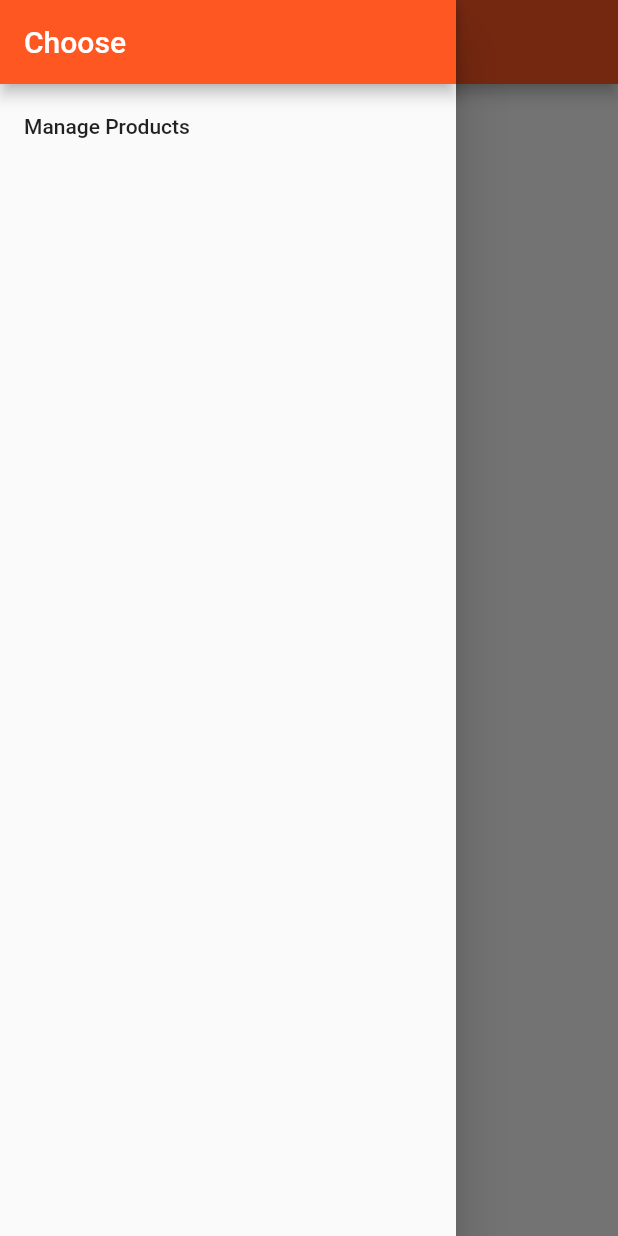
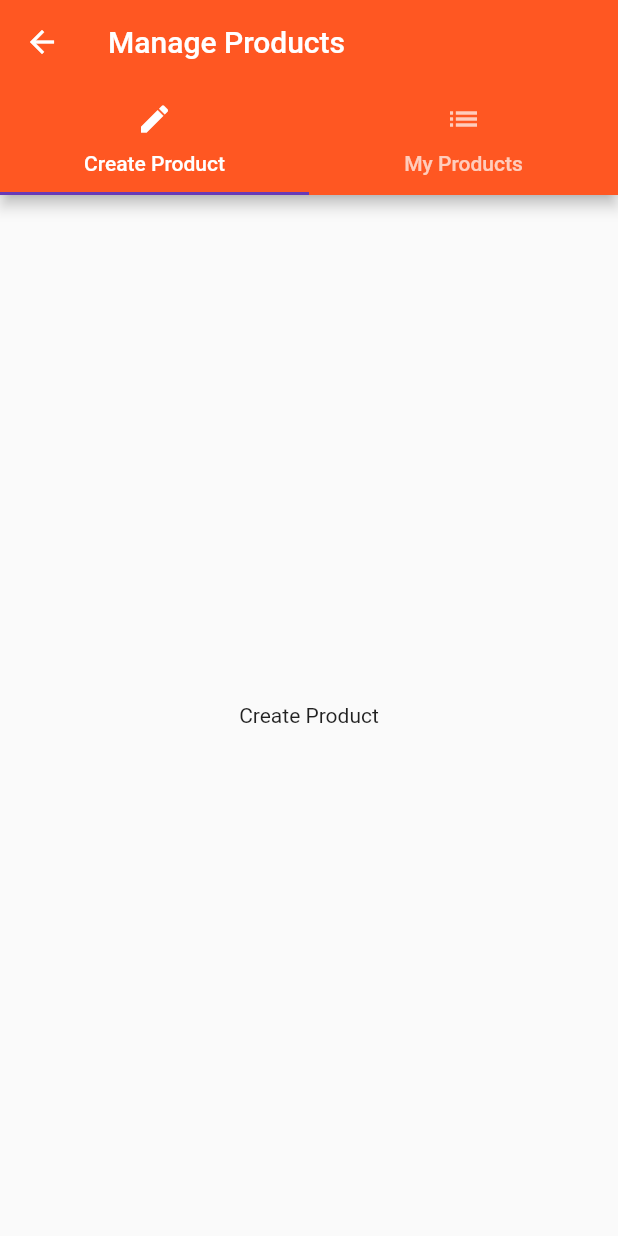
Before and after one commit to tbrams/flutter_app_2, a Flutter app: the ProductsPage screen opened directly, in the side drawer, after a tap on "Manage Products", on a phone screen of 412 x 824 dp. Run offline on Flutter 3.47's test engine with Material 2 defaults, Android fonts, the phone set to English and light mode, and no system bars.

Commit message:
Added page tabs on the product management screen

```diff
--- a/lib/pages/Products.dart
+++ b/lib/pages/Products.dart
@@ -1,6 +1,7 @@
 import 'package:flutter/material.dart';
 
 import '../product_manager.dart';
+import './products_admin.dart';
 
 class ProductsPage extends StatelessWidget {
   @override
@@ -16,7 +17,9 @@ class ProductsPage extends StatelessWidget {
           automaticallyImplyLeading: false,),
           ListTile(
             title: Text("Manage Products"),
-            onTap: () {},
+            onTap: () {
+              Navigator.push(context, MaterialPageRoute(builder: (BuildContext context)=> ProductsAdminPage()));
+            },
           )
         ],
       )),
--- /dev/null
+++ b/lib/pages/product_create.dart
@@ -0,0 +1,8 @@
+import 'package:flutter/material.dart';
+
+class ProductCreateTab extends StatelessWidget {
+  @override
+    Widget build(BuildContext context) {
+      return Center(child: Text('Create Product'),);
+    }
+}
--- /dev/null
+++ b/lib/pages/product_list.dart
@@ -0,0 +1,8 @@
+import 'package:flutter/material.dart';
+
+class ProductListTab extends StatelessWidget {
+  @override
+    Widget build(BuildContext context) {
+        return Center(child: Text('All Product'),);
+    }
+}
--- /dev/null
+++ b/lib/pages/products_admin.dart
@@ -0,0 +1,28 @@
+import 'package:flutter/material.dart';
+
+import './product_create.dart';
+import './product_list.dart';
+
+class ProductsAdminPage extends StatelessWidget {
+  @override
+  Widget build(BuildContext context) {
+    return DefaultTabController(
+      length: 2,
+      child: Scaffold(
+        appBar: AppBar(
+          title: Text("Manage Products"),
+          bottom: TabBar(tabs: <Widget>[
+            Tab(text: 'Create Product', icon: Icon(Icons.create)),
+            Tab(text: 'My Products', icon: Icon(Icons.list))
+          ]),
+        ),
+        body: TabBarView(
+          children: <Widget>[
+            ProductCreateTab(),
+            ProductListTab()
+          ],
+        ),
+      ),
+    );
+  }
+}
```
